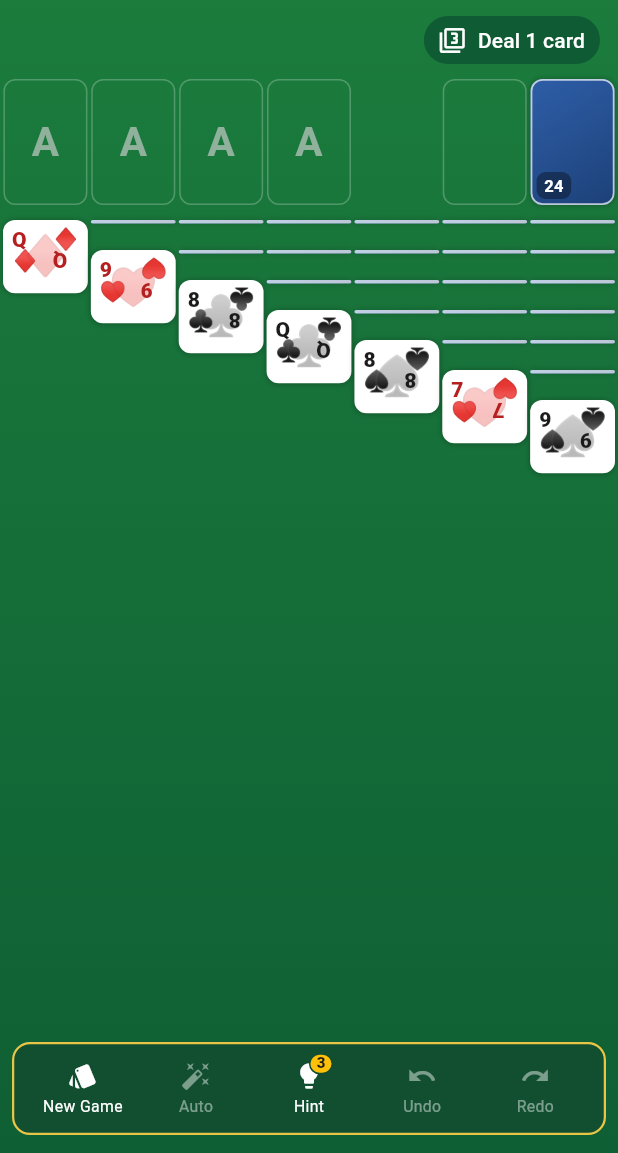
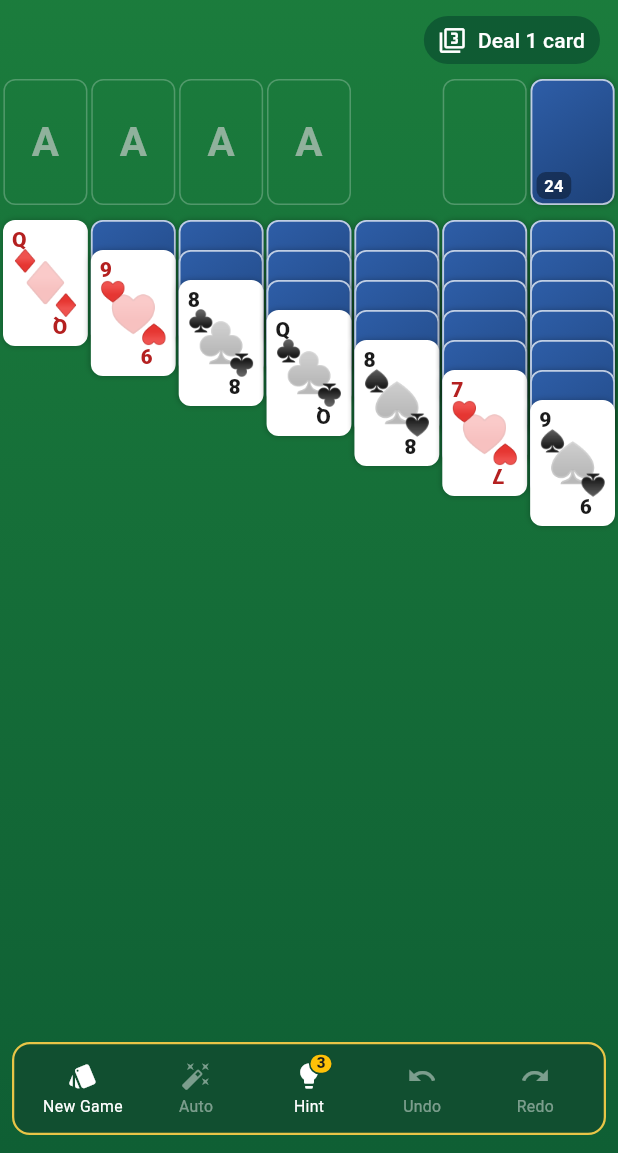
Before and after one commit to Betment76/Solitaire, a Flutter app: the KlondikeScreen screen opened by its route, on a phone screen of 412 x 824 dp, the part 83-1236 px from its top. Run offline on Flutter 3.47's test engine with Material 3 defaults, Android fonts, the phone set to English and light mode, and no system bars; our stand-ins replace audioplayers, flutter_riverpod, in_app_review, share_plus, shared_preferences; missing offline and left inert: appmetrica_plugin, flutter_rustore_review, flutter_rustore_update, in_app_update, yandex_mobileads; accounts and stored records are empty.

Commit message:
v1.2.3+12: фикс Косынки — карты снова прямоугольные (высота карты потеряна при переходе на общий виджет)

```diff
--- a/lib/features/klondike/klondike_screen.dart
+++ b/lib/features/klondike/klondike_screen.dart
@@ -522,7 +522,7 @@ class _KlondikeScreenState extends ConsumerState<KlondikeScreen> {
                                               final right = _state.drawCount == 3
                                                   ? 10.0 * index
                                                   : 0.0;
-                                              final cardWidget = PlayingCardView(card: card);
+                                              final cardWidget = PlayingCardView(card: card, height: _cardHeight);
                                               final wasteW = _tableauCardWidth(context);
                                               return Positioned(
                                                 right: right,
@@ -754,7 +754,7 @@ class _KlondikeScreenState extends ConsumerState<KlondikeScreen> {
       children: [
         _state.stock.isEmpty
             ? _emptyTopCard()
-            : const PlayingCardView.back(),
+            : PlayingCardView.back(height: _cardHeight),
         Positioned(
           left: 4,
           bottom: 4,
@@ -808,6 +808,7 @@ class _KlondikeScreenState extends ConsumerState<KlondikeScreen> {
                 child: PlayingCardView(
                   key: ValueKey('f-${pile.last.suit.name}-${pile.last.rank}'),
                   card: pile.last,
+                  height: _cardHeight,
                 ),
               ),
           ],
@@ -860,6 +861,7 @@ class _KlondikeScreenState extends ConsumerState<KlondikeScreen> {
               child: PlayingCardView(
                 key: ValueKey('f-drag-${top.suit.name}-${top.rank}'),
                 card: top,
+                height: _cardHeight,
               ),
             ),
           ),
@@ -947,7 +949,7 @@ class _KlondikeScreenState extends ConsumerState<KlondikeScreen> {
     final card = pile[idx];
     final isPulseTarget =
         _dropPulseColumn == columnIndex && idx == pile.length - 1;
-    final cardWidget = PlayingCardView(card: card);
+    final cardWidget = PlayingCardView(card: card, height: _cardHeight);
     final pulsedCardWidget = AnimatedScale(
       duration: const Duration(milliseconds: 150),
       curve: Curves.easeOutCubic,
@@ -987,7 +989,7 @@ class _KlondikeScreenState extends ConsumerState<KlondikeScreen> {
               top: i * _tableauStep,
               left: 0,
               right: 0,
-              child: PlayingCardView(card: run[i]),
+              child: PlayingCardView(card: run[i], height: _cardHeight),
             ),
         ],
       ),
--- a/pubspec.yaml
+++ b/pubspec.yaml
@@ -16,7 +16,7 @@ publish_to: 'none' # Remove this line if you wish to publish to pub.dev
 #https://developer.apple.com/library/archive/documentation/General/Reference/InfoPlistKeyReference/Articles/CoreFoundationKeys.html
 # In Windows, build-name is used as the major, minor, and patch parts
 # of the product and file versions while build-number is used as the build suffix.
-version: 1.2.2+11
+version: 1.2.3+12
 
 environment:
   sdk: ^3.9.0
```
Also changed, not shown: 1 other file.
